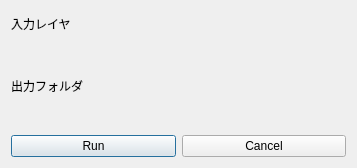
Qt form dem_to_csmap.ui (MIERUNE/csmap-qgis-plugin) before a commit.
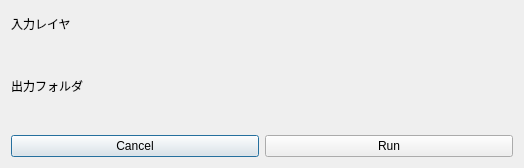
The same form after that commit. Custom widgets are drawn as their Qt base class.

Commit message: should:の修正，UIボタンの入れ替え

```diff
--- a/dem_to_csmap.ui
+++ b/dem_to_csmap.ui
@@ -6,7 +6,7 @@
    <rect>
     <x>0</x>
     <y>0</y>
-    <width>357</width>
+    <width>524</width>
     <height>168</height>
    </rect>
   </property>
@@ -37,16 +37,16 @@
    <item>
     <layout class="QHBoxLayout" name="horizontalLayout">
      <item>
-      <widget class="QPushButton" name="pushButton_run">
+      <widget class="QPushButton" name="pushButton_cancel">
        <property name="text">
-        <string>Run</string>
+        <string>Cancel</string>
        </property>
       </widget>
      </item>
      <item>
-      <widget class="QPushButton" name="pushButton_cancel">
+      <widget class="QPushButton" name="pushButton_run">
        <property name="text">
-        <string>Cancel</string>
+        <string>Run</string>
        </property>
       </widget>
      </item>
```
The commit also changes 1 other file.
